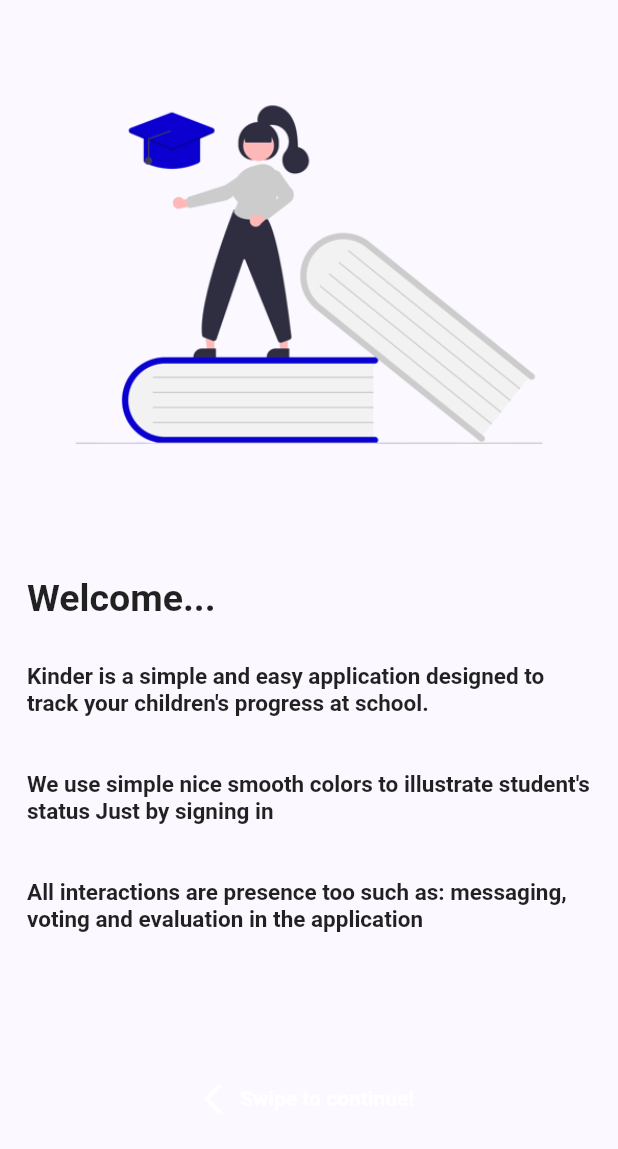
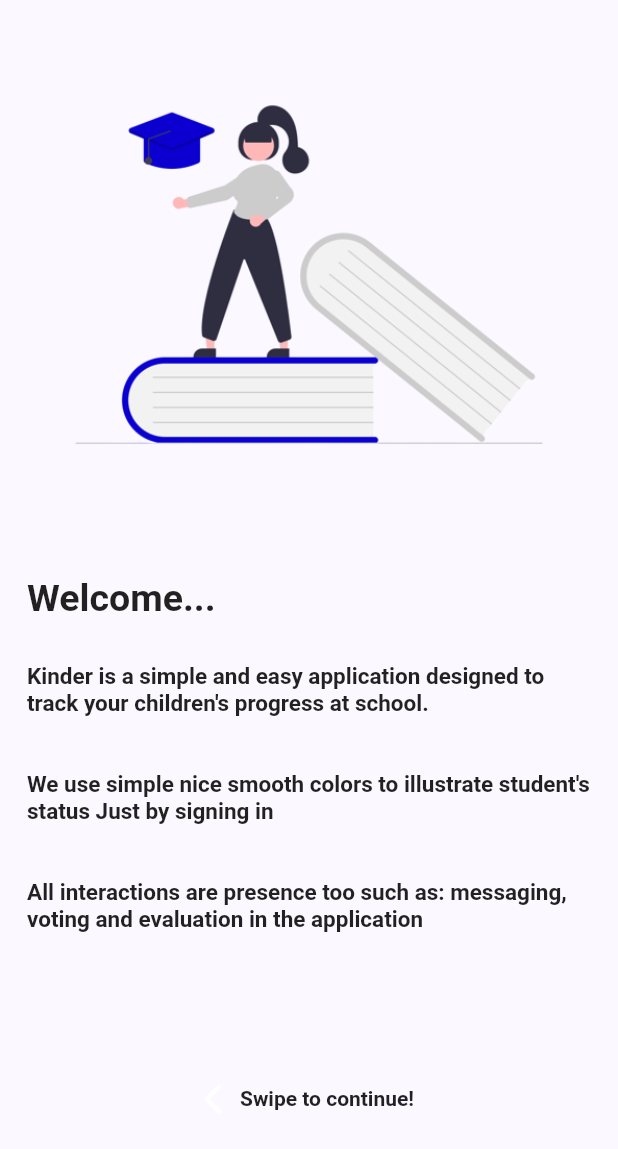
Before and after one commit to beshoy220/STAP-1.0.0, a Flutter app: the screen it shows after launch, on a phone screen of 412 x 824 dp. Shown: the top 1149 px of the screen. Run offline on Flutter 3.47's test engine with Material 2 defaults, Android fonts, the light colour scheme and no system bars; drawn by our look-alikes of liquid_swipe; our stand-ins replace easy_localization, expandable, firebase_auth, firebase_core, firebase_database, google_fonts and 4 more; missing offline and left inert: desktop_window, number_selection, tutorial_coach_mark; accounts and stored records are empty.

Commit message:
30/1/2023

```diff
--- a/lib/Presentation/Screens/welcome_sign_in_page.dart
+++ b/lib/Presentation/Screens/welcome_sign_in_page.dart
@@ -7,7 +7,6 @@ import 'package:school_manager/App/meta.dart';
 import 'package:school_manager/Data/Firebase/authentication.dart';
 import 'package:school_manager/Data/Local_providers/options_operations.dart';
 import 'package:school_manager/Presentation/Screens/admin_panal.dart';
-import 'package:school_manager/Presentation/Screens/forget_student_teacher_pass.dart';
 import 'package:school_manager/Presentation/Screens/home_panal.dart';
 import 'package:school_manager/Presentation/Screens/report_error.dart';
 import 'package:school_manager/Presentation/Screens/teacher_panel.dart';
@@ -64,9 +63,7 @@ class Welcome extends StatelessWidget {
                         style: const TextStyle(
                             fontWeight: FontWeight.bold, fontSize: 25)),
                     Text(
-                        AppMeta.appName + ' '+
-                            'is a simple and easy application designed to track your children\'s progress at school. \n\n\nWe use simple nice smooth colors to illustrate student\'s status Just by signing in \n\n\nAll interactions are presence too such as: messaging, voting and evaluation in the application '
-                                .tr(),
+                        '${AppMeta.appName} ${'is a simple and easy application designed to track your children\'s progress at school. \n\n\nWe use simple nice smooth colors to illustrate student\'s status Just by signing in \n\n\nAll interactions are presence too such as: messaging, voting and evaluation in the application '.tr()}',
                         style: const TextStyle(
                             fontWeight: FontWeight.bold, fontSize: 15)),
                   ],
@@ -86,8 +83,7 @@ class Welcome extends StatelessWidget {
                       const Icon(Icons.arrow_back_ios, color: Colors.white),
                       Text(
                         'Swipe to continue!'.tr(),
-                        style: const TextStyle(
-                            fontWeight: FontWeight.bold, color: Colors.white),
+                        style: const TextStyle(fontWeight: FontWeight.bold),
                       ),
                     ],
                   ),
```
